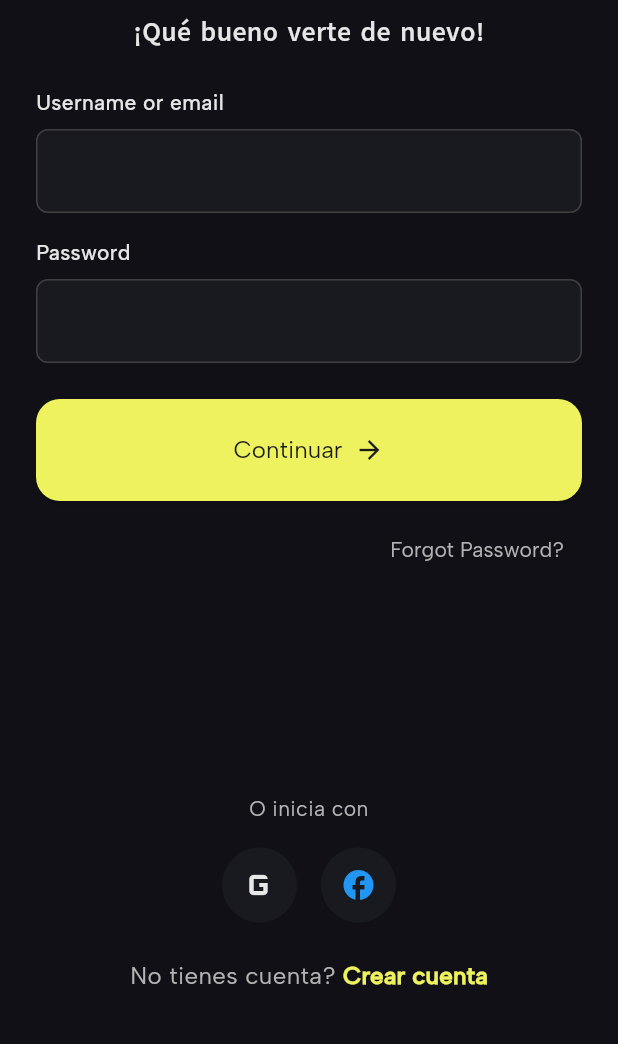
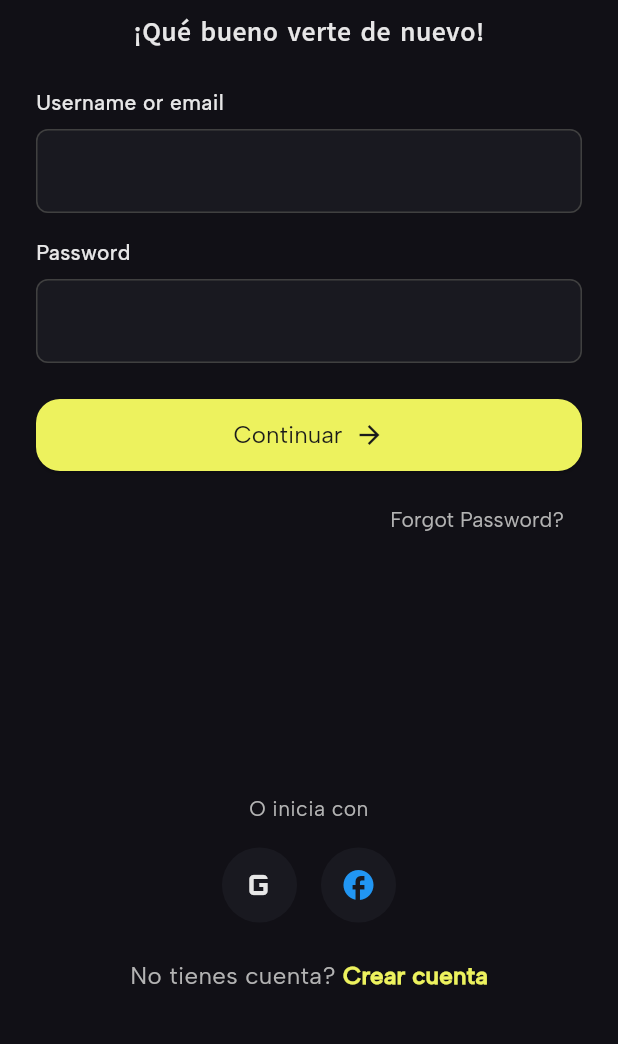
Before and after one commit to RonyOz/styla_mobile_app, a Flutter app: the OnboardingSetupPage screen opened by its route, after a tap on "Omitir", on a phone screen of 412 x 824 dp, the part 171-1215 px from its top. Run offline on Flutter 3.47's test engine with Material 3 defaults, Android fonts, the phone set to English and light mode, and no system bars; our stand-ins replace device_info_plus, flutter_bloc, flutter_svg, image_picker, permission_handler, shared_preferences and 1 more; accounts and stored records are empty.

Commit message:
fix: remove unused import and standardize button padding

```diff
--- a/lib/core/ui/widgets/app_button.dart
+++ b/lib/core/ui/widgets/app_button.dart
@@ -1,7 +1,6 @@
 import 'package:flutter/material.dart';
 import '../design/app_colors.dart';
 import '../design/app_typography.dart';
-import '../design/app_spacing.dart';
 import '../design/app_radius.dart';
 
 /// Botón simple de la aplicación
@@ -68,7 +67,7 @@ class AppButton extends StatelessWidget {
         style: ElevatedButton.styleFrom(
           backgroundColor: AppColors.primary,
           foregroundColor: AppColors.textOnPrimary,
-          padding: AppSpacing.paddingLarge,
+          padding: const EdgeInsets.symmetric(vertical: 14, horizontal: 24),
           shape: RoundedRectangleBorder(
             borderRadius: AppRadius.borderRadiusMedium,
           ),
@@ -82,7 +81,7 @@ class AppButton extends StatelessWidget {
         style: OutlinedButton.styleFrom(
           foregroundColor: AppColors.secondaryLight,
           side: BorderSide(color: AppColors.secondaryLight),
-          padding: AppSpacing.paddingLarge,
+          padding: const EdgeInsets.symmetric(vertical: 14, horizontal: 24),
           shape: RoundedRectangleBorder(
             borderRadius: AppRadius.borderRadiusMedium,
           ),
```
